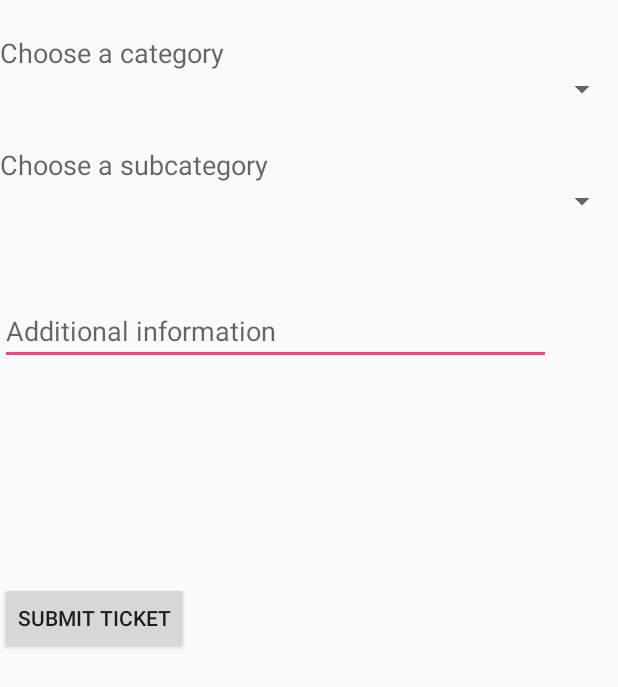
After one commit to fvukojevic/Mobile-Research-Application, an Android app: the layout activity_create_ticket.xml on its own in the app's theme, with its tools: preview values and no code run, on a phone screen of 412 x 824 dp. The commit adds this screen. Shown: the top 687 px of the screen. Run offline under Robolectric (Android 15) with nearby library versions, the phone set to English and light mode, and no system bars.

Commit message:
Dodano dodavanje ticketa (bez dizajna i firstpage koji treba zamijeniti našim glavnim izbornikom)

```diff
--- /dev/null
+++ b/app/src/main/res/layout/activity_create_ticket.xml
@@ -0,0 +1,65 @@
+<?xml version="1.0" encoding="utf-8"?>
+<RelativeLayout xmlns:android="http://schemas.android.com/apk/res/android"
+    xmlns:app="http://schemas.android.com/apk/res-auto"
+    xmlns:tools="http://schemas.android.com/tools"
+    android:layout_width="match_parent"
+    android:layout_height="match_parent"
+    tools:context=".CreateTicketActivity">
+
+    <Spinner
+        android:id="@+id/spinner"
+        android:layout_width="match_parent"
+        android:layout_height="wrap_content"
+        android:layout_alignParentStart="true"
+        android:layout_alignParentTop="true"
+        android:layout_marginTop="47dp"
+        android:entries="@array/spinner_category" />
+
+    <Spinner
+        android:id="@+id/spinner2"
+        android:layout_width="match_parent"
+        android:layout_height="wrap_content"
+        android:layout_alignParentStart="true"
+        android:layout_alignParentTop="true"
+        android:layout_marginTop="122dp" />
+
+    <EditText
+        android:id="@+id/question_field"
+        android:layout_width="367dp"
+        android:layout_height="wrap_content"
+        android:layout_alignParentStart="true"
+        android:layout_alignParentTop="true"
+        android:layout_marginTop="198dp"
+        android:ems="10"
+        android:hint="Additional information"
+        android:inputType="textPersonName" />
+
+    <Button
+        android:id="@+id/btn_ticket"
+        android:layout_width="wrap_content"
+        android:layout_height="wrap_content"
+        android:layout_alignParentStart="true"
+        android:layout_centerVertical="true"
+        android:text="SUBMIT TICKET" />
+
+    <TextView
+        android:id="@+id/category_text"
+        android:layout_width="wrap_content"
+        android:layout_height="wrap_content"
+        android:layout_above="@+id/spinner"
+        android:layout_alignParentStart="true"
+        android:layout_marginBottom="-47dp"
+        android:text="Choose a category"
+        android:textAppearance="@style/TextAppearance.AppCompat.Medium" />
+
+    <TextView
+        android:id="@+id/subcategory_text"
+        android:layout_width="wrap_content"
+        android:layout_height="wrap_content"
+        android:layout_above="@+id/spinner2"
+        android:layout_alignParentStart="true"
+        android:layout_marginBottom="-122dp"
+        android:text="Choose a subcategory"
+        android:textAppearance="@style/TextAppearance.AppCompat.Medium" />
+
+</RelativeLayout>
--- a/app/src/main/res/values/strings.xml
+++ b/app/src/main/res/values/strings.xml
@@ -1,3 +1,11 @@
 <resources>
     <string name="app_name">DemographicStuff</string>
+
+    <string-array name="spinner_category">
+        <item></item>
+        <item>Question 1</item>
+        <item>Question 2</item>
+        <item>Question 3</item>
+        <item>Question 4</item>
+    </string-array>
 </resources>
```
Also changed, not shown: app/src/main/AndroidManifest.xml (+16 -2 lines), app/src/main/java/com/example/administrator/demographicstuff/DatabaseHelper.java (+14 -5 lines), app/src/main/java/com/example/administrator/demographicstuff/MainActivity.java (+24 -4 lines).
